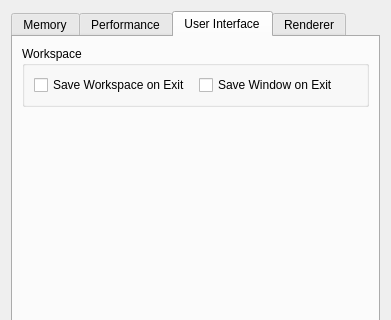
First picture: the form in UI/UI/SettingsDlg.ui, repository SCIInstitute/ImageVis3D, before the edit; both pictures show x 0 to 391 and y 0 to 320 of the 391 by 511 pixel window.
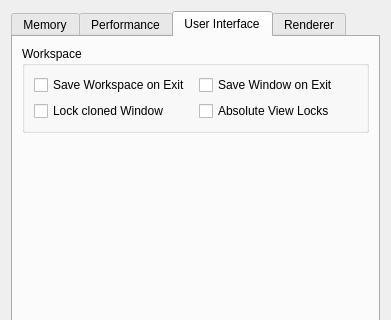
Second picture: the form after the edit. The open tabs and pages were chosen to show the change.

Commit message: added more settings to customize the locking behavior

```diff
--- a/UI/UI/SettingsDlg.ui
+++ b/UI/UI/SettingsDlg.ui
@@ -501,21 +501,35 @@
          <property name="title" >
           <string>Workspace</string>
          </property>
-         <layout class="QHBoxLayout" name="horizontalLayout_6" >
-          <item>
+         <layout class="QGridLayout" name="gridLayout_4" >
+          <item row="0" column="1" >
            <widget class="QCheckBox" name="checkBox_SaveWSPOnExit" >
             <property name="text" >
              <string>Save Workspace on Exit</string>
             </property>
            </widget>
           </item>
-          <item>
+          <item row="0" column="2" >
            <widget class="QCheckBox" name="checkBox_SaveGEOOnExit" >
             <property name="text" >
              <string>Save Window on Exit</string>
             </property>
            </widget>
           </item>
+          <item row="1" column="1" >
+           <widget class="QCheckBox" name="checkBox_AutoLockClonedWindow" >
+            <property name="text" >
+             <string>Lock cloned Window</string>
+            </property>
+           </widget>
+          </item>
+          <item row="1" column="2" >
+           <widget class="QCheckBox" name="checkBox_AbsoluteViewLocks" >
+            <property name="text" >
+             <string>Absolute View Locks</string>
+            </property>
+           </widget>
+          </item>
          </layout>
         </widget>
        </item>
```
The commit also changes 8 other files.
